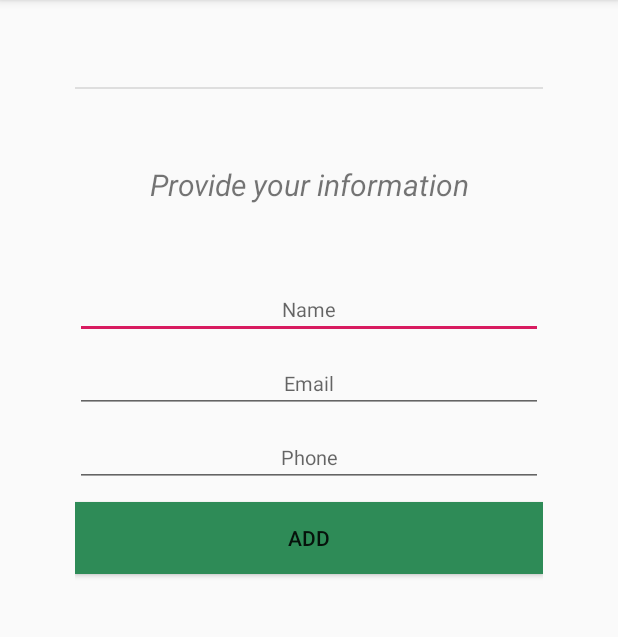
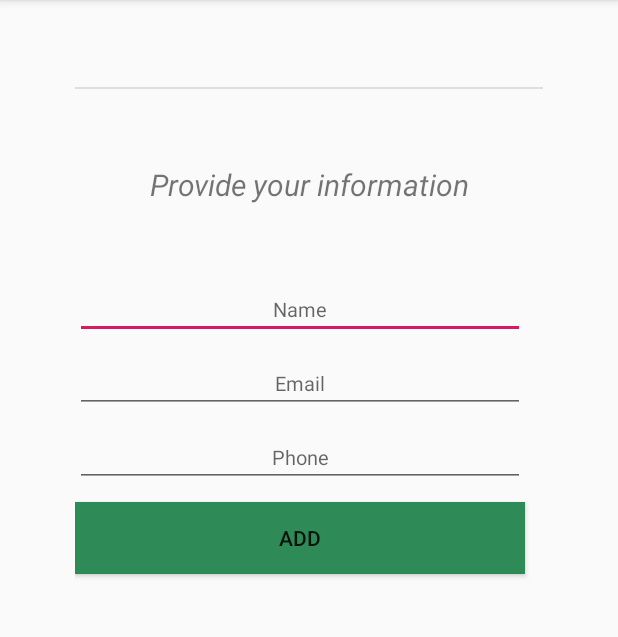
Before and after one commit to otetLopez/RegisterUser, an Android app: the screen it shows after launch (RegisterActivity), after a tap on "ADD", on a phone screen of 412 x 824 dp, the part 84-721 px from its top. Run offline under Robolectric (Android 15) with nearby library versions, the phone set to English and light mode, and no system bars.

Commit message:
fix bugs in verification

```diff
--- a/Rosette_768425_FT/app/src/main/java/com/f19/rosette_768425_ft/Constants.java
+++ b/Rosette_768425_FT/app/src/main/java/com/f19/rosette_768425_ft/Constants.java
@@ -4,7 +4,7 @@ package com.f19.rosette_768425_ft;
 import java.util.Random;
 
 public class Constants {
-    public final static boolean ENABLE_DEBUG = true;
+    public final static boolean ENABLE_DEBUG = false;
     public final static int INTENT_REQUEST_CODE_ADD_USER = 1;
     public final static int INTENT_REQUEST_CODE_VERIFY_USER = 2;
     public final static int ICON_COUNT = 30;
--- a/Rosette_768425_FT/app/src/main/java/com/f19/rosette_768425_ft/MainActivity.java
+++ b/Rosette_768425_FT/app/src/main/java/com/f19/rosette_768425_ft/MainActivity.java
@@ -106,8 +106,10 @@ public class MainActivity extends AppCompatActivity {
 //            personLists.add(newPerson);
 //
 //        }
-        CustomAdapter customAdapter = new CustomAdapter(MainActivity.this, persons);
-        listView.setAdapter(customAdapter);
+        if(persons.size() > 0) {
+            CustomAdapter customAdapter = new CustomAdapter(MainActivity.this, persons);
+            listView.setAdapter(customAdapter);
+        }
 
     }
 }
--- a/Rosette_768425_FT/app/src/main/res/layout/activity_register.xml
+++ b/Rosette_768425_FT/app/src/main/res/layout/activity_register.xml
@@ -25,7 +25,7 @@
 
     <EditText
         android:id="@+id/reg_name"
-        android:layout_width="match_parent"
+        android:layout_width="300dp"
         android:layout_height="wrap_content"
         android:gravity="center"
         android:textSize="13sp"
@@ -34,7 +34,7 @@
 
     <EditText
         android:id="@+id/reg_email"
-        android:layout_width="match_parent"
+        android:layout_width="300dp"
         android:layout_height="wrap_content"
         android:gravity="center"
         android:textSize="13sp"
@@ -43,7 +43,7 @@
 
     <EditText
         android:id="@+id/reg_phone"
-        android:layout_width="match_parent"
+        android:layout_width="300dp"
         android:layout_height="wrap_content"
         android:gravity="center"
         android:textSize="13sp"
@@ -53,7 +53,7 @@
 
     <Button
         android:id="@+id/btn_add"
-        android:layout_width="match_parent"
+        android:layout_width="300dp"
         android:layout_height="wrap_content"
         android:background="#2E8B57"
         android:layout_marginTop="10dp"
--- a/Rosette_768425_FT/app/src/main/res/layout/activity_verificication.xml
+++ b/Rosette_768425_FT/app/src/main/res/layout/activity_verificication.xml
@@ -8,6 +8,7 @@
     tools:context=".VerificationActivity">
 
     <TextView
+        android:layout_marginTop="10dp"
         android:layout_width="match_parent"
         android:layout_height="wrap_content"
         android:text="Select the traffic lights"
@@ -19,7 +20,7 @@
     <GridView
         android:id="@+id/gridView"
         android:layout_gravity="center"
-        android:layout_width="300dp"
+        android:layout_width="360dp"
         android:layout_height="wrap_content"
         android:horizontalSpacing="0dp"
         android:verticalSpacing="0dp"
--- a/Rosette_768425_FT/app/src/main/res/layout/cell_item.xml
+++ b/Rosette_768425_FT/app/src/main/res/layout/cell_item.xml
@@ -4,8 +4,8 @@
     android:layout_height="match_parent">
 
     <ImageView
-        android:layout_width="100dp"
-        android:layout_height="100dp"
+        android:layout_width="120dp"
+        android:layout_height="120dp"
         android:id="@+id/image_view"/>
 
 </LinearLayout>
```
Also changed, not shown: Rosette_768425_FT/app/src/main/java/com/f19/rosette_768425_ft/VerificationActivity.java (+5 -2 lines).
